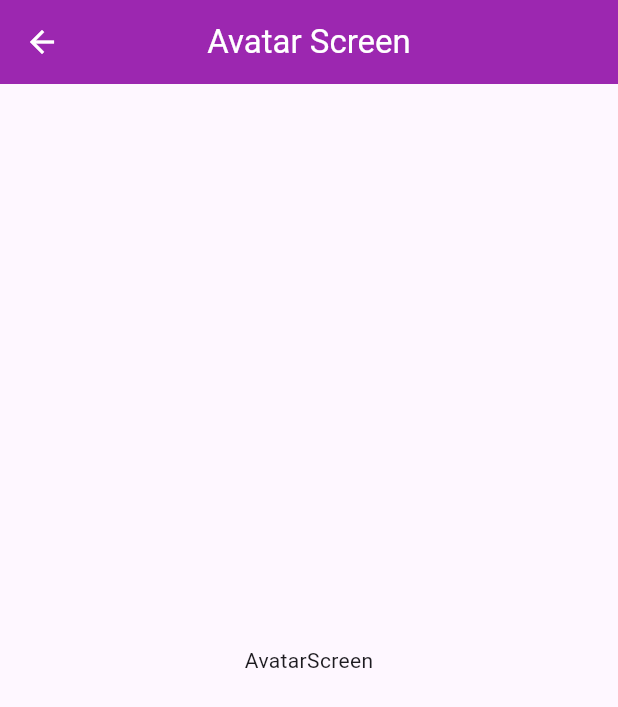
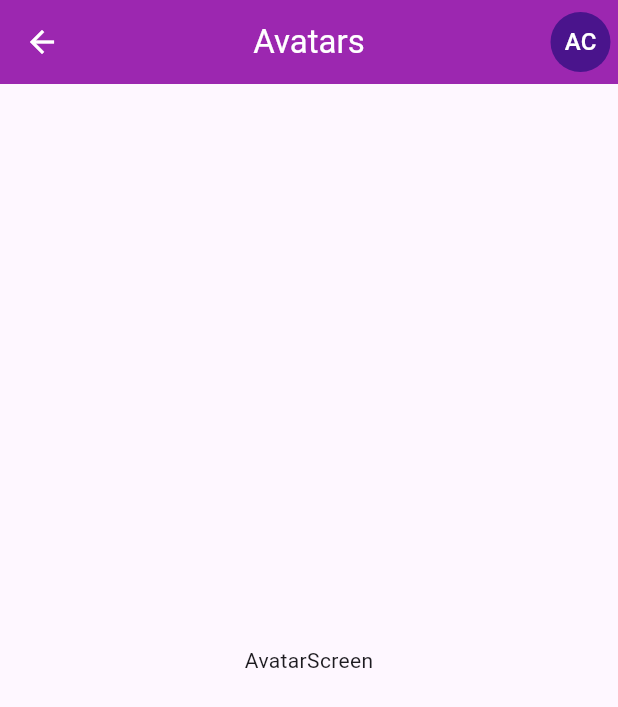
Before and after one commit to Chafardet-1800/Flutter-Components, a Flutter app: the AvatarScreen screen opened by its route, on a phone screen of 412 x 824 dp. Shown: the top 707 px of the screen. Run offline on Flutter 3.47's test engine with Material 3 defaults, Android fonts, the phone set to English and light mode, and no system bars.

Commit message:
Icono de usuario en el appbar

```diff
--- a/lib/screens/avatar_screen.dart
+++ b/lib/screens/avatar_screen.dart
@@ -1,4 +1,5 @@
 import 'package:flutter/material.dart';
+import 'package:flutter_components_test/theme/app_theme.dart';
 
 class AvatarScreen extends StatelessWidget {
 
@@ -8,7 +9,17 @@ class AvatarScreen extends StatelessWidget {
   Widget build(BuildContext context) {
     return  Scaffold(
       appBar: AppBar(
-        title: const Text('Avatar Screen'),
+        title: const Text('Avatars'),
+        actions: [
+          Container(
+            margin: const EdgeInsets.only( right: 5),
+            child: CircleAvatar(
+              backgroundColor: Colors.purple[900],
+              foregroundColor: Colors.white,
+              child: const Text('AC'),
+            ),
+          )
+        ],
       ),
       body: const Center(
          child: Text('AvatarScreen'),
--- a/pubspec.yaml
+++ b/pubspec.yaml
@@ -61,7 +61,6 @@ flutter:
   # To add assets to your application, add an assets section, like this:
   assets:
     - assets/
-    - assets/fonts
   #   - images/a_dot_ham.jpeg
 
   # An image asset can refer to one or more resolution-specific "variants", see
```
Also changed, not shown: lib/screens/card_screen.dart (+10 -41 lines), lib/screens/home_screen.dart (+11 -1 lines), lib/screens/listview_base_screen.dart (+10 -0 lines), lib/screens/listview_screen.dart (+10 -0 lines).
